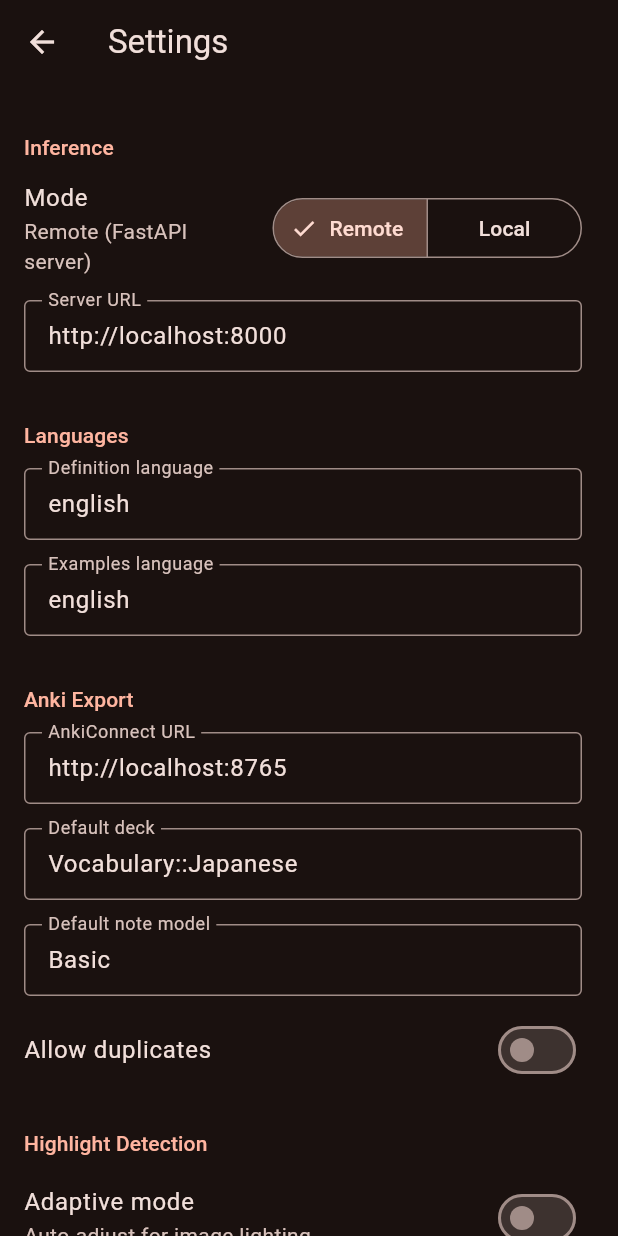
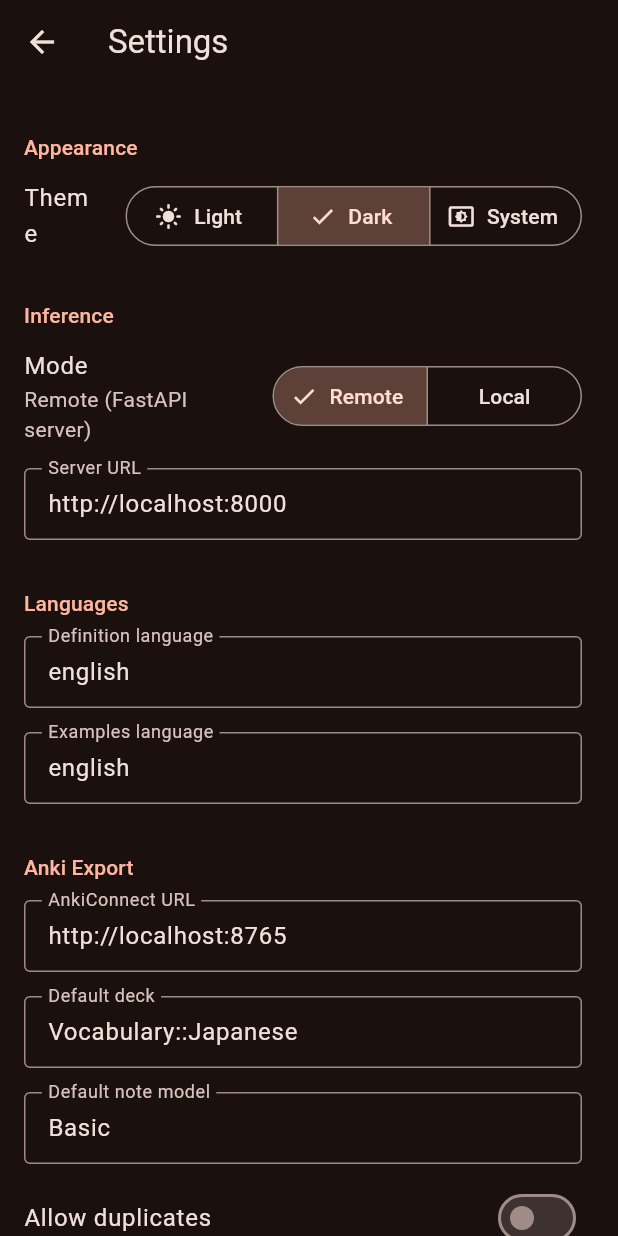
Before and after one commit to stradichenko/ocr-to-anki, a Flutter app: the SettingsScreen screen opened by its route, on a phone screen of 412 x 824 dp. Run offline on Flutter 3.47's test engine with Material 3 defaults, Android fonts, the phone set to English and light mode, and no system bars; our stand-ins replace drift, file_picker, flutter_riverpod, image_picker; accounts and stored records are empty; generated files the repository leaves out were written again.

Commit message:
feat: toggleable dark/light/system theme + OCR progress heartbeat
- Added ThemeMode to AppSettings (dark default, persisted)
- Theme toggle (Light/Dark/System) in Settings > Appearance
- MaterialApp watches themeModeProvider for live switching
- OCR heartbeat timer logs progress every 15s during the long
  vision encode step with context-aware hints:
    <30s: preparing image...
    30-120s: vision encoder running on GPU (~100s on iGPU)...
    120-210s: generating text from visual features...
    >210s: still working (this image may be complex)...
  Heartbeat is properly cancelled on success or error.

```diff
--- a/app/lib/main.dart
+++ b/app/lib/main.dart
@@ -1,6 +1,7 @@
 import 'package:flutter/material.dart';
 import 'package:flutter_riverpod/flutter_riverpod.dart';
 
+import 'providers/providers.dart';
 import 'screens/screens.dart';
 
 void main() {
@@ -8,15 +9,17 @@ void main() {
   runApp(const ProviderScope(child: OcrToAnkiApp()));
 }
 
-class OcrToAnkiApp extends StatelessWidget {
+class OcrToAnkiApp extends ConsumerWidget {
   const OcrToAnkiApp({super.key});
 
   @override
-  Widget build(BuildContext context) {
+  Widget build(BuildContext context, WidgetRef ref) {
+    final themeMode = ref.watch(themeModeProvider);
+
     return MaterialApp(
       title: 'OCR to Anki',
       debugShowCheckedModeBanner: false,
-      themeMode: ThemeMode.dark,
+      themeMode: themeMode,
       theme: ThemeData(
         colorSchemeSeed: Colors.deepOrange,
         useMaterial3: true,
--- a/app/lib/models/app_settings.dart
+++ b/app/lib/models/app_settings.dart
@@ -1,8 +1,11 @@
+import 'package:flutter/material.dart';
+
 import 'highlight_color.dart';
 
 /// Application-wide settings, persisted in the local database.
 class AppSettings {
   AppSettings({
+    this.themeMode = ThemeMode.dark,
     this.ankiConnectUrl = 'http://localhost:8765',
     this.ankiConnectVersion = 6,
     this.ankiConnectTimeout = 10,
@@ -28,6 +31,9 @@ class AppSettings {
     this.maxTokens = 512,
     this.contextSize = 4096,
   });
+
+  // -- Appearance --
+  ThemeMode themeMode;
 
   // -- AnkiConnect settings --
   String ankiConnectUrl;
@@ -69,6 +75,7 @@ class AppSettings {
   int contextSize;
 
   Map<String, dynamic> toJson() => {
+        'themeMode': themeMode.name,
         'ankiConnectUrl': ankiConnectUrl,
         'ankiConnectVersion': ankiConnectVersion,
         'ankiConnectTimeout': ankiConnectTimeout,
@@ -98,6 +105,8 @@ class AppSettings {
 
   factory AppSettings.fromJson(Map<String, dynamic> json) {
     return AppSettings(
+      themeMode: ThemeMode.values.byName(
+          json['themeMode'] as String? ?? 'dark'),
       ankiConnectUrl:
           json['ankiConnectUrl'] as String? ?? 'http://localhost:8765',
       ankiConnectVersion: json['ankiConnectVersion'] as int? ?? 6,
--- a/app/lib/screens/settings_screen.dart
+++ b/app/lib/screens/settings_screen.dart
@@ -17,6 +17,37 @@ class SettingsScreen extends ConsumerWidget {
       body: ListView(
         padding: const EdgeInsets.symmetric(vertical: 8),
         children: [
+          // ---------------------------------------------------------------
+          // Appearance
+          // ---------------------------------------------------------------
+          _SectionHeader('Appearance'),
+          ListTile(
+            title: const Text('Theme'),
+            trailing: SegmentedButton<ThemeMode>(
+              segments: const [
+                ButtonSegment(
+                  value: ThemeMode.light,
+                  icon: Icon(Icons.light_mode, size: 18),
+                  label: Text('Light'),
+                ),
+                ButtonSegment(
+                  value: ThemeMode.dark,
+                  icon: Icon(Icons.dark_mode, size: 18),
+                  label: Text('Dark'),
+                ),
+                ButtonSegment(
+                  value: ThemeMode.system,
+                  icon: Icon(Icons.settings_brightness, size: 18),
+                  label: Text('System'),
+                ),
+              ],
+              selected: {settings.themeMode},
+              onSelectionChanged: (v) => notifier.update(
+                (s) => s..themeMode = v.first,
+              ),
+            ),
+          ),
+
           // ---------------------------------------------------------------
           // Inference
           // ---------------------------------------------------------------
```
Also changed, not shown: app/lib/providers/providers.dart (+41 -0 lines).
